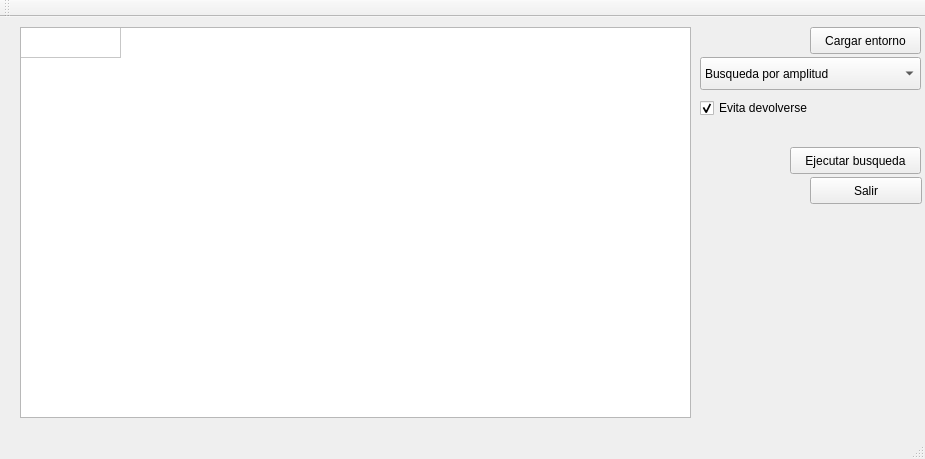
Above: ProyectoIA/mainwindow.ui from sebaxtian/IA before the change. Below: the same form after it.
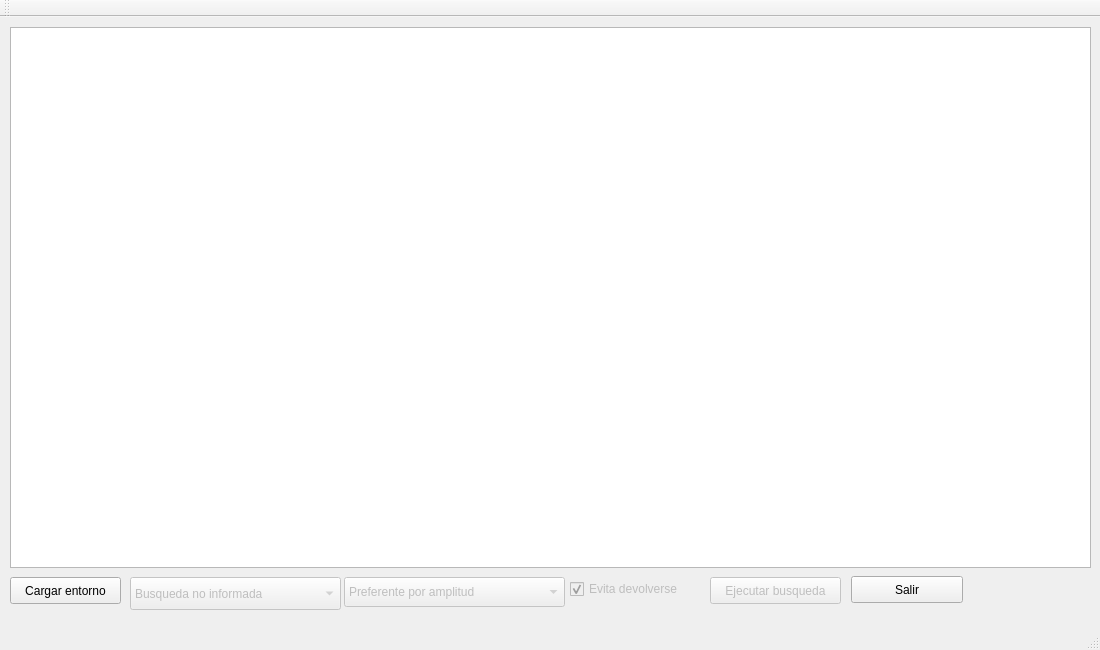
That is the form after the change.

```diff
--- a/ProyectoIA/mainwindow.ui
+++ b/ProyectoIA/mainwindow.ui
@@ -6,8 +6,8 @@
    <rect>
     <x>0</x>
     <y>0</y>
-    <width>925</width>
-    <height>459</height>
+    <width>1100</width>
+    <height>650</height>
    </rect>
   </property>
   <property name="windowTitle">
@@ -17,8 +17,8 @@
    <widget class="QPushButton" name="btn_sel_entorno">
     <property name="geometry">
      <rect>
-      <x>810</x>
-      <y>10</y>
+      <x>10</x>
+      <y>560</y>
       <width>111</width>
       <height>27</height>
      </rect>
@@ -30,10 +30,10 @@
    <widget class="QTableWidget" name="tablaEntono">
     <property name="geometry">
      <rect>
-      <x>20</x>
+      <x>10</x>
       <y>10</y>
-      <width>671</width>
-      <height>391</height>
+      <width>1081</width>
+      <height>541</height>
      </rect>
     </property>
     <property name="lineWidth">
@@ -59,17 +59,12 @@
       <string>New Row</string>
      </property>
     </row>
-    <column>
-     <property name="text">
-      <string>New Column</string>
-     </property>
-    </column>
    </widget>
    <widget class="QPushButton" name="btn_salir">
     <property name="geometry">
      <rect>
-      <x>810</x>
-      <y>160</y>
+      <x>851</x>
+      <y>559</y>
       <width>112</width>
       <height>27</height>
      </rect>
@@ -79,17 +74,20 @@
     </property>
    </widget>
    <widget class="QComboBox" name="cmb_tipo_busqueda">
+    <property name="enabled">
+     <bool>false</bool>
+    </property>
     <property name="geometry">
      <rect>
-      <x>700</x>
-      <y>40</y>
+      <x>344</x>
+      <y>560</y>
       <width>221</width>
-      <height>33</height>
+      <height>30</height>
      </rect>
     </property>
     <item>
      <property name="text">
-      <string>Busqueda por amplitud</string>
+      <string>Preferente por amplitud</string>
      </property>
     </item>
     <item>
@@ -98,11 +96,14 @@
      </property>
     </item>
    </widget>
-   <widget class="QPushButton" name="btn_busquda">
+   <widget class="QPushButton" name="btn_busqueda">
+    <property name="enabled">
+     <bool>false</bool>
+    </property>
     <property name="geometry">
      <rect>
-      <x>790</x>
-      <y>130</y>
+      <x>710</x>
+      <y>560</y>
       <width>131</width>
       <height>27</height>
      </rect>
@@ -112,10 +113,13 @@
     </property>
    </widget>
    <widget class="QCheckBox" name="chk_ind_env_devol">
+    <property name="enabled">
+     <bool>false</bool>
+    </property>
     <property name="geometry">
      <rect>
-      <x>700</x>
-      <y>80</y>
+      <x>570</x>
+      <y>561</y>
       <width>131</width>
       <height>22</height>
      </rect>
@@ -127,6 +131,29 @@
      <bool>true</bool>
     </property>
    </widget>
+   <widget class="QComboBox" name="cmb_clase_busqueda">
+    <property name="enabled">
+     <bool>false</bool>
+    </property>
+    <property name="geometry">
+     <rect>
+      <x>130</x>
+      <y>560</y>
+      <width>211</width>
+      <height>33</height>
+     </rect>
+    </property>
+    <item>
+     <property name="text">
+      <string>Busqueda no informada</string>
+     </property>
+    </item>
+    <item>
+     <property name="text">
+      <string>Busqueda informada</string>
+     </property>
+    </item>
+   </widget>
   </widget>
   <widget class="QMenuBar" name="menuBar">
    <property name="geometry">
```
Left out of the diff: 19 changed lines with no effect on the pictures.
